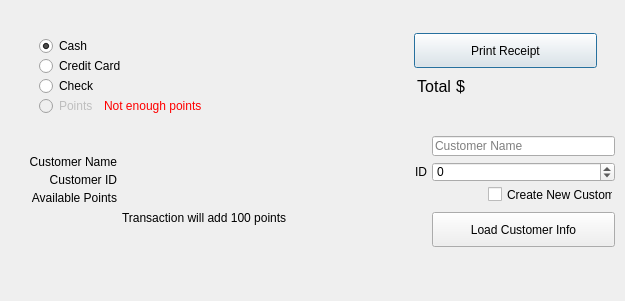
Before: the Qt Designer form src/Iteration 3/Design Files/payment.ui in jfarnworth/GroceryStoreApp, drawn with Qt 5.
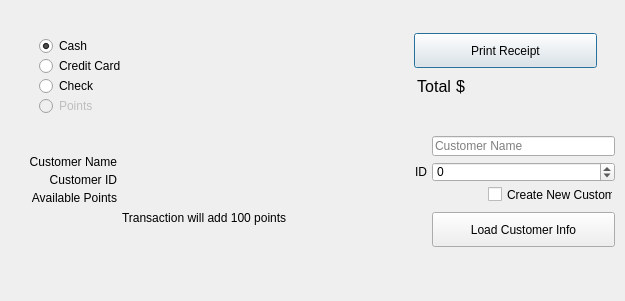
After: the same form once the commit is applied.

Diff of the .ui file:
```diff
--- a/src/Iteration 3/Design Files/payment.ui
+++ b/src/Iteration 3/Design Files/payment.ui
@@ -154,7 +154,7 @@
      <string notr="true"/>
     </property>
     <property name="text">
-     <string>Not enough points</string>
+     <string/>
     </property>
     <property name="alignment">
      <set>Qt::AlignLeading|Qt::AlignLeft|Qt::AlignVCenter</set>
```
